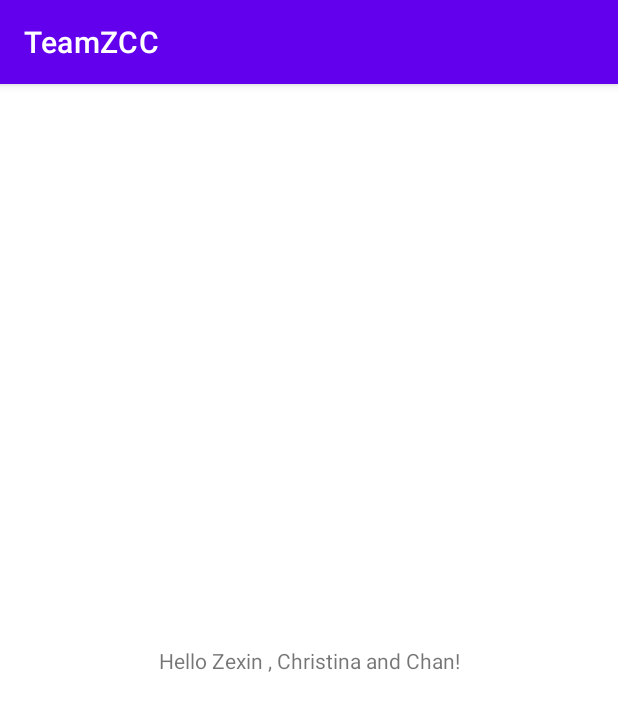
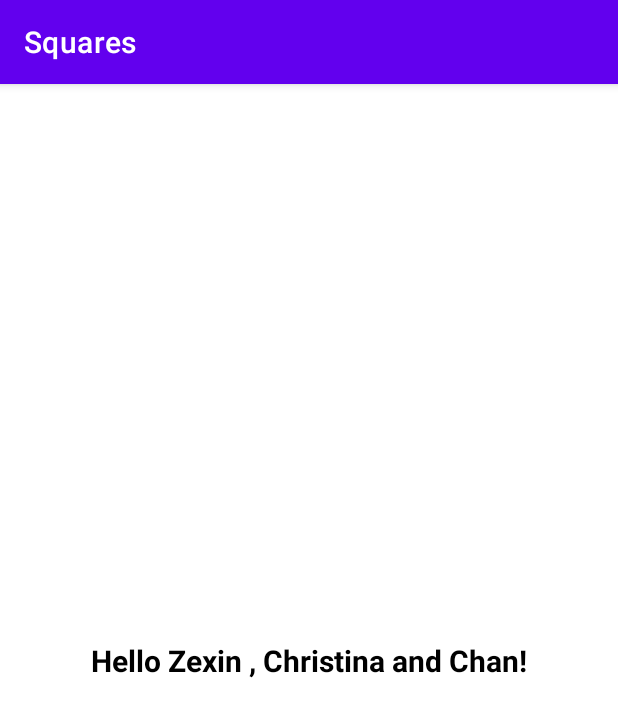
Before and after one commit to chan9908181/TeamZCC, an Android app: the screen it shows after launch (MainActivity), on a phone screen of 412 x 824 dp. Shown: the top 717 px of the screen. Run offline under Robolectric (Android 15) with nearby library versions, the phone set to English and light mode, and no system bars.

Commit message:
trivial changes in TextView and strings.xml for better reuse

```diff
--- a/app/src/main/res/layout/activity_main.xml
+++ b/app/src/main/res/layout/activity_main.xml
@@ -9,7 +9,11 @@
     <TextView
         android:layout_width="wrap_content"
         android:layout_height="wrap_content"
-        android:text="Hello Zexin , Christina and Chan!"
+        android:text="@string/welcome"
+        android:textAllCaps="false"
+        android:textColor="@color/black"
+        android:textSize="20sp"
+        android:textStyle="bold"
         app:layout_constraintBottom_toBottomOf="parent"
         app:layout_constraintLeft_toLeftOf="parent"
         app:layout_constraintRight_toRightOf="parent"
--- a/app/src/main/res/values/strings.xml
+++ b/app/src/main/res/values/strings.xml
@@ -1,3 +1,4 @@
 <resources>
-    <string name="app_name">TeamZCC</string>
+    <string name="app_name">Squares</string>
+    <string name="welcome">Hello Zexin , Christina and Chan!</string>
 </resources>
--- a/build.gradle
+++ b/build.gradle
@@ -5,7 +5,7 @@ buildscript {
         mavenCentral()
     }
     dependencies {
-        classpath "com.android.tools.build:gradle:7.0.3"
+        classpath 'com.android.tools.build:gradle:7.2.2'
 
         // NOTE: Do not place your application dependencies here; they belong
         // in the individual module build.gradle files
```
Also changed, not shown: gradle/wrapper/gradle-wrapper.properties.
